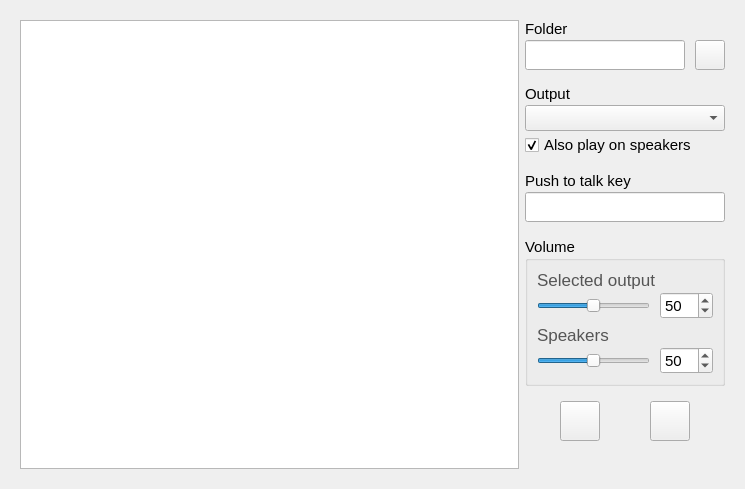
Qt form gui.ui (AlberLC/flanasounds) before a commit.
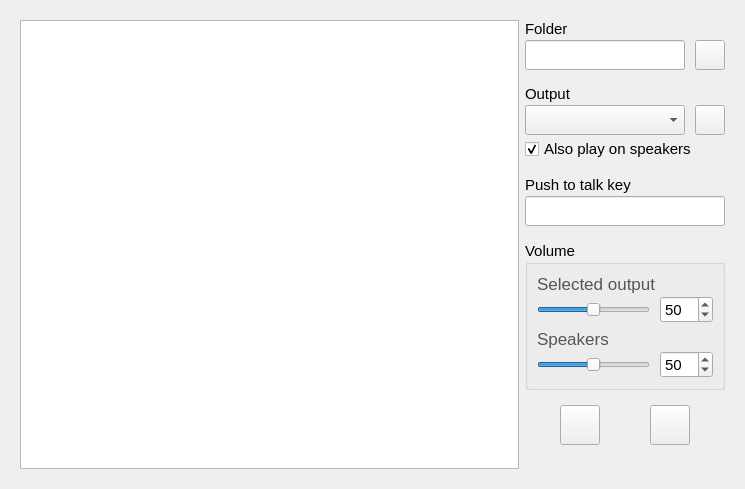
The same form after that commit. Icons and pictures are not drawn. Custom widgets are drawn as their Qt base class.

Commit message: add update output button

```diff
--- a/gui.ui
+++ b/gui.ui
@@ -190,7 +190,18 @@
            </widget>
           </item>
           <item>
+           <layout class="QHBoxLayout" name="horizontalLayout_7">
+            <property name="spacing">
+             <number>10</number>
+            </property>
+            <item>
            <widget class="QComboBox" name="combo_output">
+              <property name="minimumSize">
+               <size>
+                <width>0</width>
+                <height>30</height>
+               </size>
+              </property>
             <property name="font">
              <font>
               <pointsize>11</pointsize>
@@ -202,6 +213,32 @@
            </widget>
           </item>
           <item>
+             <widget class="QPushButton" name="button_update_outputs">
+              <property name="minimumSize">
+               <size>
+                <width>30</width>
+                <height>30</height>
+               </size>
+              </property>
+              <property name="maximumSize">
+               <size>
+                <width>30</width>
+                <height>30</height>
+               </size>
+              </property>
+              <property name="font">
+               <font>
+                <pointsize>11</pointsize>
+               </font>
+              </property>
+              <property name="text">
+               <string/>
+              </property>
+             </widget>
+            </item>
+           </layout>
+          </item>
+          <item>
            <widget class="QCheckBox" name="check_play_on_speakers">
             <property name="font">
              <font>
```
Left out of the diff: 1 changed line with no effect on the pictures. Lines whose indentation alone changed are shown as unchanged. The commit also changes 5 other files.
